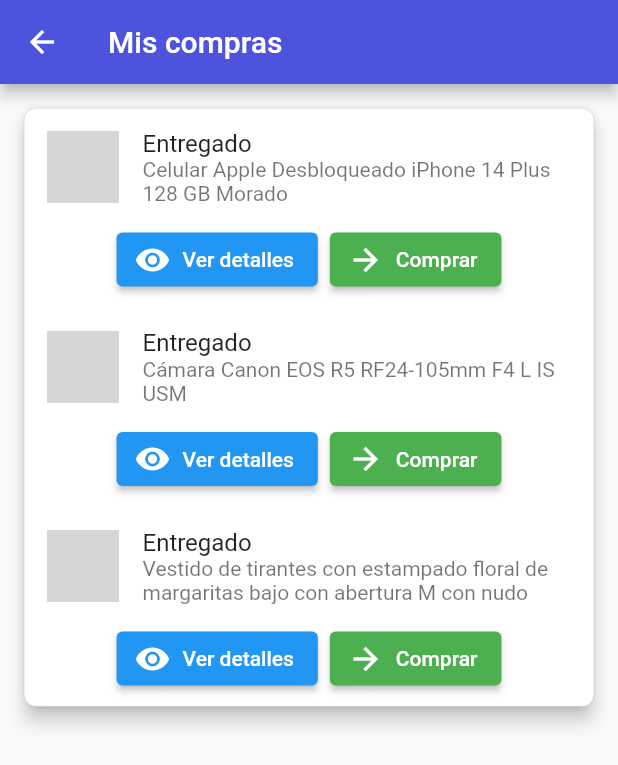
After one commit to Taniagalindout/e-commerMovile, a Flutter app: the MyShopping screen opened by its route, on a phone screen of 412 x 824 dp. The commit adds this screen. Shown: the top 765 px of the screen. Run offline on Flutter 3.47's test engine with Material 2 defaults, Android fonts, the phone set to English and light mode, and no system bars; our stand-ins replace carousel_slider; grey boxes are pictures that could not be loaded.

Commit message:
add: front my shopping

```diff
--- a/lib/main.dart
+++ b/lib/main.dart
@@ -1,4 +1,5 @@
 import 'package:e_commerce/kernel/widgets/splash.dart';
+import 'package:e_commerce/modules/myshopping/my_shopping.dart';
 import 'package:flutter/material.dart';
 import 'modules/login/login_page.dart';
 
@@ -17,6 +18,9 @@ class MyApp extends StatelessWidget {
       routes: {
         '/': (context) => const Splash(),
         '/login': (context) => LoginPage(),
+
+        '/myshopping': (context) => const MyShopping(),
+
       },
     );
   }
--- /dev/null
+++ b/lib/modules/myshopping/my_shopping.dart
@@ -0,0 +1,136 @@
+import 'package:flutter/material.dart';
+
+class MyShopping extends StatefulWidget {
+  const MyShopping({Key? key});
+
+  @override
+  State<MyShopping> createState() => _MyShoppingState();
+}
+
+class _MyShoppingState extends State<MyShopping> {
+  @override
+  Widget build(BuildContext context) {
+    return Scaffold(
+      appBar: AppBar(
+        title: const Text('Mis compras'),
+        backgroundColor: const Color(0xFF4D53DD),
+      ),
+      body: SafeArea(
+        child: Container(
+          child: Column(
+            children: <Widget>[
+              Card(
+                elevation: 5,
+                shape: RoundedRectangleBorder(
+                  borderRadius: BorderRadius.circular(8),
+                  side: const BorderSide(color: Colors.grey, width: 0.2),
+                ),
+                margin: const EdgeInsets.all(16),
+                child: Column(
+                  children: <Widget>[
+                    ListTile(
+                      contentPadding: const EdgeInsets.fromLTRB(15, 10, 25, 0),
+                      title: const Text('Entregado'),
+                      subtitle: const Text(
+                          'Celular Apple Desbloqueado iPhone 14 Plus 128 GB Morado'),
+                      leading: SizedBox(
+                        width: 48,
+                        height: 48,
+                        child: Image.asset('ruta_de_tu_imagen.png'),
+                      ),
+                    ),
+                    ButtonBar(
+                      alignment: MainAxisAlignment.center,
+                      children: <Widget>[
+                        ElevatedButton.icon(
+                          onPressed: () {},
+                          icon: Icon(Icons.visibility),
+                          label: const Text('Ver detalles'),
+                          style: ElevatedButton.styleFrom(
+                            primary: Colors.blue,
+                          ),
+                        ),
+                        ElevatedButton.icon(
+                          onPressed: () {},
+                          icon: Icon(Icons.arrow_forward),
+                          label: const Text('Comprar'),
+                          style: ElevatedButton.styleFrom(
+                            primary: Colors.green,
+                          ),
+                        ),
+                      ],
+                    ),
+                    ListTile(
+                      contentPadding: const EdgeInsets.fromLTRB(15, 10, 25, 0),
+                      title: const Text('Entregado'),
+                      subtitle: const Text(
+                          'Cámara Canon EOS R5 RF24-105mm F4 L IS USM'),
+                      leading: SizedBox(
+                        width: 48,
+                        height: 48,
+                        child: Image.asset('ruta_de_tu_imagen.png'),
+                      ),
+                    ),
+                    ButtonBar(
+                      alignment: MainAxisAlignment.center,
+                      children: <Widget>[
+                        ElevatedButton.icon(
+                          onPressed: () {},
+                          icon: Icon(Icons.visibility),
+                          label: const Text('Ver detalles'),
+                          style: ElevatedButton.styleFrom(
+                            primary: Colors.blue,
+                          ),
+                        ),
+                        ElevatedButton.icon(
+                          onPressed: () {},
+                          icon: Icon(Icons.arrow_forward),
+                          label: const Text('Comprar'),
+                          style: ElevatedButton.styleFrom(
+                            primary: Colors.green,
+                          ),
+                        ),
+                      ],
+                    ),
+                    ListTile(
+                      contentPadding: const EdgeInsets.fromLTRB(15, 10, 25, 0),
+                      title: const Text('Entregado'),
+                      subtitle: const Text(
+                          'Vestido de tirantes con estampado floral de margaritas bajo con abertura M con nudo'),
+                      leading: SizedBox(
+                        width: 48,
+                        height: 48,
+                        child: Image.asset('ruta_de_tu_imagen.png'),
+                      ),
+                    ),
+                    ButtonBar(
+                      alignment: MainAxisAlignment.center,
+                      children: <Widget>[
+                        ElevatedButton.icon(
+                          onPressed: () {},
+                          icon: Icon(Icons.visibility),
+                          label: const Text('Ver detalles'),
+                          style: ElevatedButton.styleFrom(
+                            primary: Colors.blue,
+                          ),
+                        ),
+                        ElevatedButton.icon(
+                          onPressed: () {},
+                          icon: Icon(Icons.arrow_forward),
+                          label: const Text('Comprar'),
+                          style: ElevatedButton.styleFrom(
+                            primary: Colors.green,
+                          ),
+                        ),
+                      ],
+                    ),
+                  ],
+                ),
+              ),
+            ],
+          ),
+        ),
+      ),
+    );
+  }
+}
--- a/lib/modules/products/landing.dart
+++ b/lib/modules/products/landing.dart
@@ -148,7 +148,9 @@ class _MainAppState extends State<Home> {
                   ),
                 ),
                 InkWell(
-                  onTap: () {},
+                  onTap: () {
+                    Navigator.pushNamed(context, '/myshopping');
+                  },
                   child: const ListTile(
                     title: Text('Mis compras'),
                     leading: Icon(Icons.shop),
```
